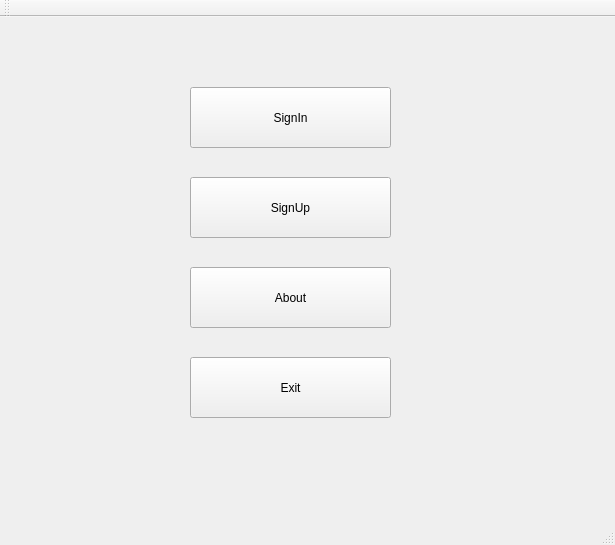
Old version of the form GUI/SymposiumGui/mainwindow.ui in the repository RickZack/Symposium.
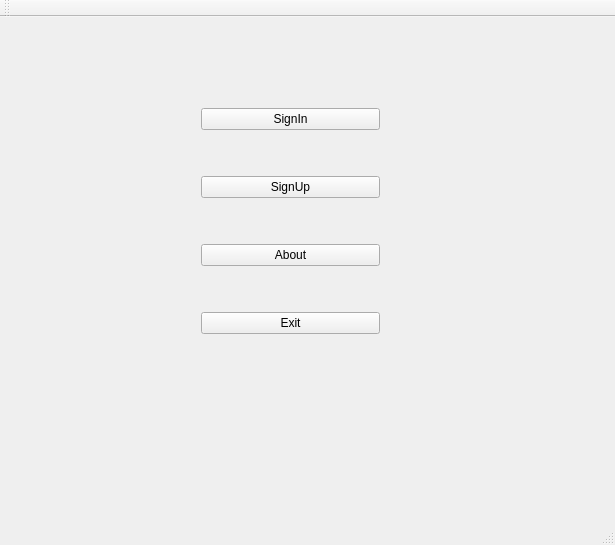
New version of the form.

The edit to the form file:
```diff
--- a/GUI/SymposiumGui/mainwindow.ui
+++ b/GUI/SymposiumGui/mainwindow.ui
@@ -14,57 +14,45 @@
    <string>MainWindow</string>
   </property>
   <widget class="QWidget" name="centralWidget">
+   <widget class="QWidget" name="verticalLayoutWidget">
+    <property name="geometry">
+     <rect>
+      <x>190</x>
+      <y>40</y>
+      <width>201</width>
+      <height>331</height>
+     </rect>
+    </property>
+    <layout class="QVBoxLayout" name="verticalLayout">
+     <item>
    <widget class="QPushButton" name="SignIn">
-    <property name="geometry">
-     <rect>
-      <x>190</x>
-      <y>70</y>
-      <width>201</width>
-      <height>61</height>
-     </rect>
-    </property>
     <property name="text">
      <string>SignIn</string>
     </property>
    </widget>
+     </item>
+     <item>
    <widget class="QPushButton" name="SignUp">
-    <property name="geometry">
-     <rect>
-      <x>190</x>
-      <y>160</y>
-      <width>201</width>
-      <height>61</height>
-     </rect>
-    </property>
     <property name="text">
      <string>SignUp</string>
     </property>
    </widget>
-   <widget class="QPushButton" name="exit">
-    <property name="geometry">
-     <rect>
-      <x>190</x>
-      <y>340</y>
-      <width>201</width>
-      <height>61</height>
-     </rect>
-    </property>
-    <property name="text">
-     <string>Exit</string>
-    </property>
-   </widget>
+     </item>
+     <item>
    <widget class="QPushButton" name="about">
-    <property name="geometry">
-     <rect>
-      <x>190</x>
-      <y>250</y>
-      <width>201</width>
-      <height>61</height>
-     </rect>
-    </property>
     <property name="text">
      <string>About</string>
     </property>
+      </widget>
+     </item>
+     <item>
+      <widget class="QPushButton" name="exit">
+       <property name="text">
+        <string>Exit</string>
+       </property>
+      </widget>
+     </item>
+    </layout>
    </widget>
   </widget>
   <widget class="QMenuBar" name="menuBar">
```
Lines whose indentation alone changed are shown as unchanged.
